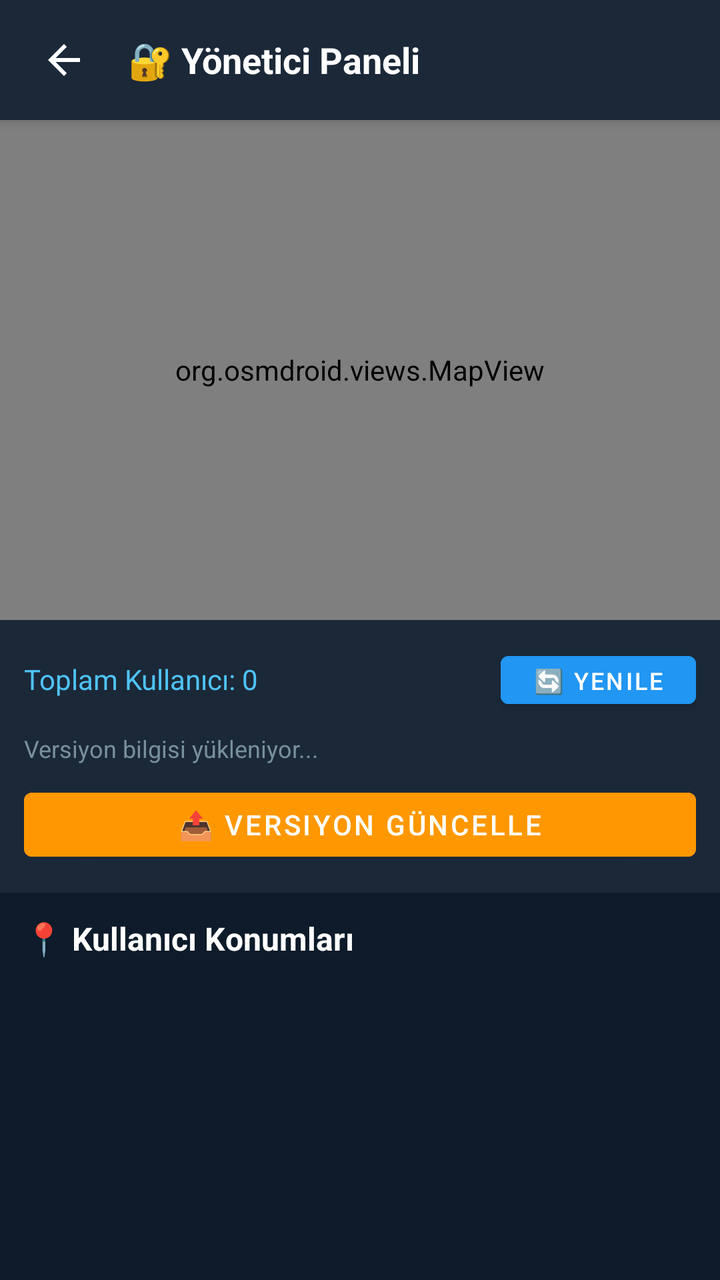
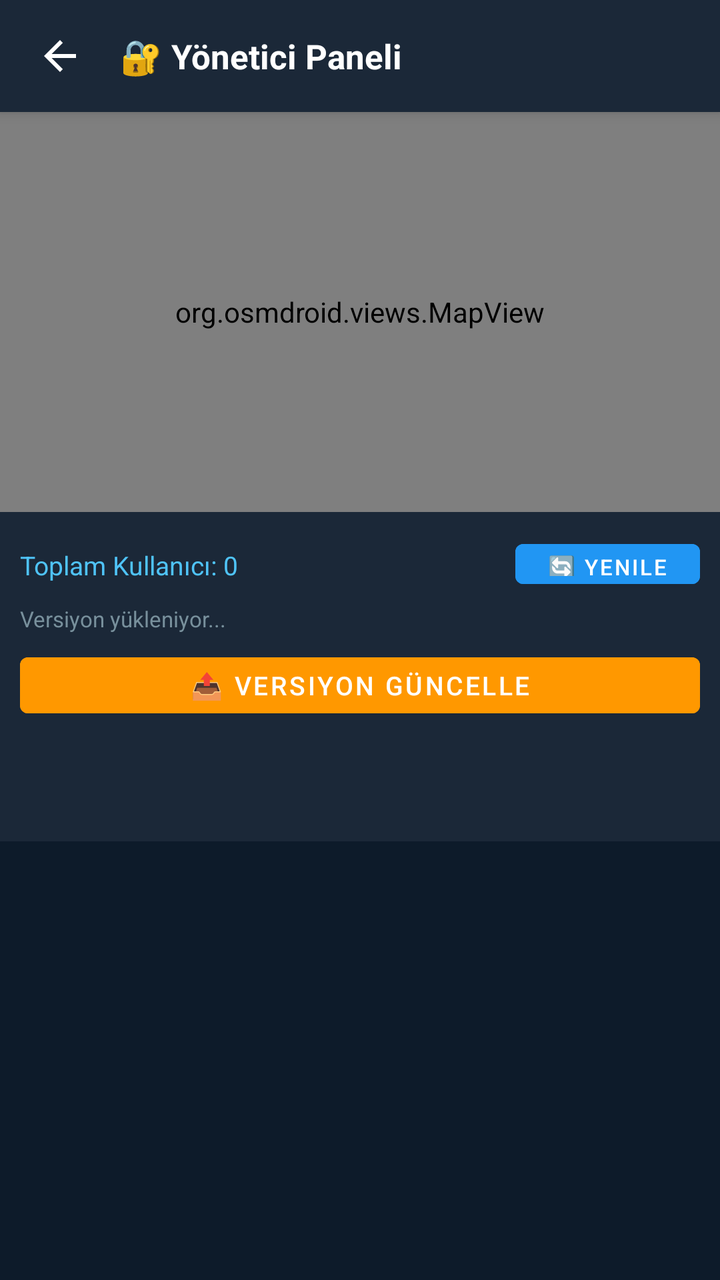

An Android layout rendered at two revisions. The XML below is the earlier revision; the diff shows what the commit changed to produce the second picture.
<!-- AndroidManifest.xml: application theme Theme.EmergencyApp -->
<!-- res/layout/activity_admin.xml -->
<?xml version="1.0" encoding="utf-8"?>
<androidx.constraintlayout.widget.ConstraintLayout
    xmlns:android="http://schemas.android.com/apk/res/android"
    xmlns:app="http://schemas.android.com/apk/res-auto"
    android:layout_width="match_parent"
    android:layout_height="match_parent"
    android:background="#0D1B2A">

    
    <LinearLayout
        android:id="@+id/topBar"
        android:layout_width="match_parent"
        android:layout_height="60dp"
        android:orientation="horizontal"
        android:gravity="center_vertical"
        android:paddingHorizontal="8dp"
        android:background="#1B2838"
        android:elevation="4dp"
        app:layout_constraintTop_toTopOf="parent">

        <ImageButton
            android:id="@+id/btnBack"
            android:layout_width="48dp"
            android:layout_height="48dp"
            android:background="?attr/selectableItemBackgroundBorderless"
            android:src="@drawable/ic_back"
            app:tint="@android:color/white" />

        <TextView
            android:layout_width="0dp"
            android:layout_height="wrap_content"
            android:layout_weight="1"
            android:layout_marginStart="8dp"
            android:text="🔐 Yönetici Paneli"
            android:textColor="@android:color/white"
            android:textSize="18sp"
            android:textStyle="bold" />

    </LinearLayout>

    
    <org.osmdroid.views.MapView
        android:id="@+id/mapView"
        android:layout_width="match_parent"
        android:layout_height="250dp"
        app:layout_constraintTop_toBottomOf="@id/topBar" />

    
    <LinearLayout
        android:id="@+id/infoLayout"
        android:layout_width="match_parent"
        android:layout_height="wrap_content"
        android:orientation="vertical"
        android:padding="12dp"
        android:background="#1B2838"
        app:layout_constraintTop_toBottomOf="@id/mapView">

        <LinearLayout
            android:layout_width="match_parent"
            android:layout_height="wrap_content"
            android:orientation="horizontal">

            <TextView
                android:id="@+id/tvUserCount"
                android:layout_width="0dp"
                android:layout_height="wrap_content"
                android:layout_weight="1"
                android:text="Toplam Kullanıcı: 0"
                android:textColor="#4FC3F7"
                android:textSize="14sp" />

            <Button
                android:id="@+id/btnRefreshUsers"
                android:layout_width="wrap_content"
                android:layout_height="36dp"
                android:backgroundTint="#2196F3"
                android:text="🔄 Yenile"
                android:textColor="@android:color/white"
                android:textSize="12sp" />

        </LinearLayout>

        <TextView
            android:id="@+id/tvCurrentVersion"
            android:layout_width="match_parent"
            android:layout_height="wrap_content"
            android:layout_marginTop="8dp"
            android:text="Versiyon bilgisi yükleniyor..."
            android:textColor="#78909C"
            android:textSize="12sp" />

        <Button
            android:id="@+id/btnUpdateVersion"
            android:layout_width="match_parent"
            android:layout_height="44dp"
            android:layout_marginTop="8dp"
            android:backgroundTint="#FF9800"
            android:text="📤 Versiyon Güncelle"
            android:textColor="@android:color/white" />

    </LinearLayout>

    
    <TextView
        android:id="@+id/tvUsersTitle"
        android:layout_width="match_parent"
        android:layout_height="wrap_content"
        android:padding="12dp"
        android:text="📍 Kullanıcı Konumları"
        android:textColor="@android:color/white"
        android:textSize="16sp"
        android:textStyle="bold"
        app:layout_constraintTop_toBottomOf="@id/infoLayout" />

    
    <ScrollView
        android:layout_width="match_parent"
        android:layout_height="0dp"
        android:padding="8dp"
        app:layout_constraintBottom_toBottomOf="parent"
        app:layout_constraintTop_toBottomOf="@id/tvUsersTitle">

        <LinearLayout
            android:id="@+id/userListLayout"
            android:layout_width="match_parent"
            android:layout_height="wrap_content"
            android:orientation="vertical" />

    </ScrollView>

</androidx.constraintlayout.widget.ConstraintLayout>
<!-- resources referenced by this layout -->
<resources>
  <!-- drawable ic_back (drawable) -->
  <?xml version="1.0" encoding="utf-8"?>
  <vector xmlns:android="http://schemas.android.com/apk/res/android"
      android:width="24dp"
      android:height="24dp"
      android:viewportWidth="24"
      android:viewportHeight="24">
      <path
          android:fillColor="#FFFFFF"
          android:pathData="M20,11H7.83l5.59,-5.59L12,4l-8,8 8,8 1.41,-1.41L7.83,13H20v-2z"/>
  </vector>
  <style name="Theme.EmergencyApp" parent="Theme.MaterialComponents.DayNight.NoActionBar">
          <item name="colorPrimary">@color/primary</item>
          <item name="colorPrimaryDark">@color/primary_dark</item>
          <item name="colorAccent">@color/accent</item>
          <item name="android:windowBackground">@color/background</item>
          <item name="android:statusBarColor">@color/primary_dark</item>
      </style>
  <color name="primary">#FF1744</color>
  <color name="primary_dark">#D50000</color>
  <color name="accent">#FF5252</color>
  <color name="background">#1A1A2E</color>
</resources>

<!-- the commit's change to res/layout/activity_admin.xml (unified diff, before → after) -->
@@ -10,7 +10,7 @@
     <LinearLayout
         android:id="@+id/topBar"
         android:layout_width="match_parent"
-        android:layout_height="60dp"
+        android:layout_height="56dp"
         android:orientation="horizontal"
         android:gravity="center_vertical"
         android:paddingHorizontal="8dp"
@@ -20,8 +20,8 @@
 
         <ImageButton
             android:id="@+id/btnBack"
-            android:layout_width="48dp"
-            android:layout_height="48dp"
+            android:layout_width="44dp"
+            android:layout_height="44dp"
             android:background="?attr/selectableItemBackgroundBorderless"
             android:src="@drawable/ic_back"
             app:tint="@android:color/white" />
@@ -33,8 +33,18 @@
             android:layout_marginStart="8dp"
             android:text="🔐 Yönetici Paneli"
             android:textColor="@android:color/white"
-            android:textSize="18sp"
+            android:textSize="17sp"
             android:textStyle="bold" />
+
+        <Button
+            android:id="@+id/btnAddCode"
+            android:layout_width="wrap_content"
+            android:layout_height="36dp"
+            android:backgroundTint="#FF9800"
+            android:text="+ Kod Ekle"
+            android:textColor="@android:color/white"
+            android:textSize="12sp"
+            android:visibility="gone" />
 
     </LinearLayout>
 
@@ -42,16 +52,16 @@
     <org.osmdroid.views.MapView
         android:id="@+id/mapView"
         android:layout_width="match_parent"
-        android:layout_height="250dp"
+        android:layout_height="200dp"
         app:layout_constraintTop_toBottomOf="@id/topBar" />
 
     
     <LinearLayout
-        android:id="@+id/infoLayout"
+        android:id="@+id/infoBar"
         android:layout_width="match_parent"
         android:layout_height="wrap_content"
         android:orientation="vertical"
-        android:padding="12dp"
+        android:padding="10dp"
         android:background="#1B2838"
         app:layout_constraintTop_toBottomOf="@id/mapView">
 
@@ -67,16 +77,16 @@
                 android:layout_weight="1"
                 android:text="Toplam Kullanıcı: 0"
                 android:textColor="#4FC3F7"
-                android:textSize="14sp" />
+                android:textSize="13sp" />
 
             <Button
                 android:id="@+id/btnRefreshUsers"
                 android:layout_width="wrap_content"
-                android:layout_height="36dp"
+                android:layout_height="32dp"
                 android:backgroundTint="#2196F3"
                 android:text="🔄 Yenile"
                 android:textColor="@android:color/white"
-                android:textSize="12sp" />
+                android:textSize="11sp" />
 
         </LinearLayout>
 
@@ -84,47 +94,64 @@
             android:id="@+id/tvCurrentVersion"
             android:layout_width="match_parent"
             android:layout_height="wrap_content"
-            android:layout_marginTop="8dp"
-            android:text="Versiyon bilgisi yükleniyor..."
+            android:layout_marginTop="4dp"
+            android:text="Versiyon yükleniyor..."
             android:textColor="#78909C"
-            android:textSize="12sp" />
+            android:textSize="11sp" />
 
         <Button
             android:id="@+id/btnUpdateVersion"
             android:layout_width="match_parent"
-            android:layout_height="44dp"
-            android:layout_marginTop="8dp"
+            android:layout_height="40dp"
+            android:layout_marginTop="6dp"
             android:backgroundTint="#FF9800"
             android:text="📤 Versiyon Güncelle"
-            android:textColor="@android:color/white" />
+            android:textColor="@android:color/white"
+            android:textSize="13sp" />
 
     </LinearLayout>
 
     
-    <TextView
-        android:id="@+id/tvUsersTitle"
+    <com.google.android.material.tabs.TabLayout
+        android:id="@+id/tabLayout"
         android:layout_width="match_parent"
         android:layout_height="wrap_content"
-        android:padding="12dp"
-        android:text="📍 Kullanıcı Konumları"
-        android:textColor="@android:color/white"
-        android:textSize="16sp"
-        android:textStyle="bold"
-        app:layout_constraintTop_toBottomOf="@id/infoLayout" />
+        android:background="#1B2838"
+        app:tabTextColor="#AAAAAA"
+        app:tabSelectedTextColor="@android:color/white"
+        app:tabIndicatorColor="#FF9800"
+        app:layout_constraintTop_toBottomOf="@id/infoBar" />
 
     
     <ScrollView
+        android:id="@+id/scrollView"
         android:layout_width="match_parent"
         android:layout_height="0dp"
         android:padding="8dp"
         app:layout_constraintBottom_toBottomOf="parent"
-        app:layout_constraintTop_toBottomOf="@id/tvUsersTitle">
+        app:layout_constraintTop_toBottomOf="@id/tabLayout">
 
         <LinearLayout
-            android:id="@+id/userListLayout"
             android:layout_width="match_parent"
             android:layout_height="wrap_content"
-            android:orientation="vertical" />
+            android:orientation="vertical">
+
+            
+            <LinearLayout
+                android:id="@+id/userListLayout"
+                android:layout_width="match_parent"
+                android:layout_height="wrap_content"
+                android:orientation="vertical" />
+
+            
+            <LinearLayout
+                android:id="@+id/codesLayout"
+                android:layout_width="match_parent"
+                android:layout_height="wrap_content"
+                android:orientation="vertical"
+                android:visibility="gone" />
+
+        </LinearLayout>
 
     </ScrollView>
 
